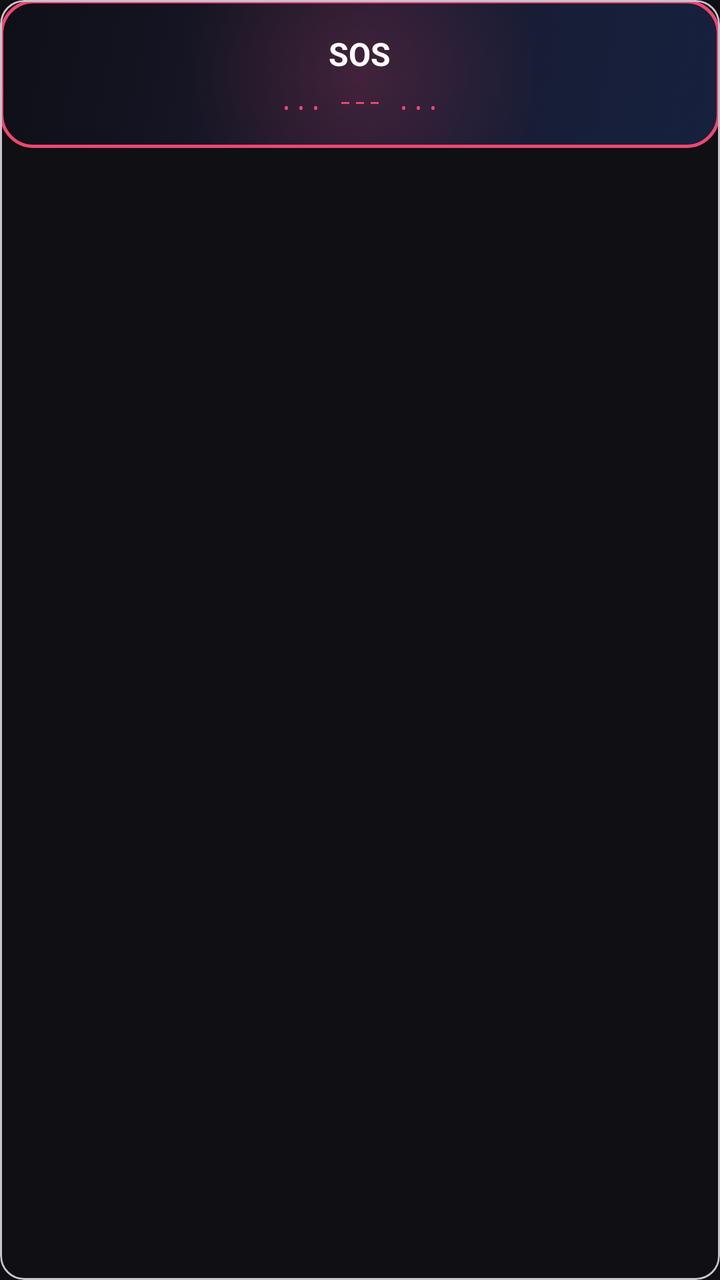
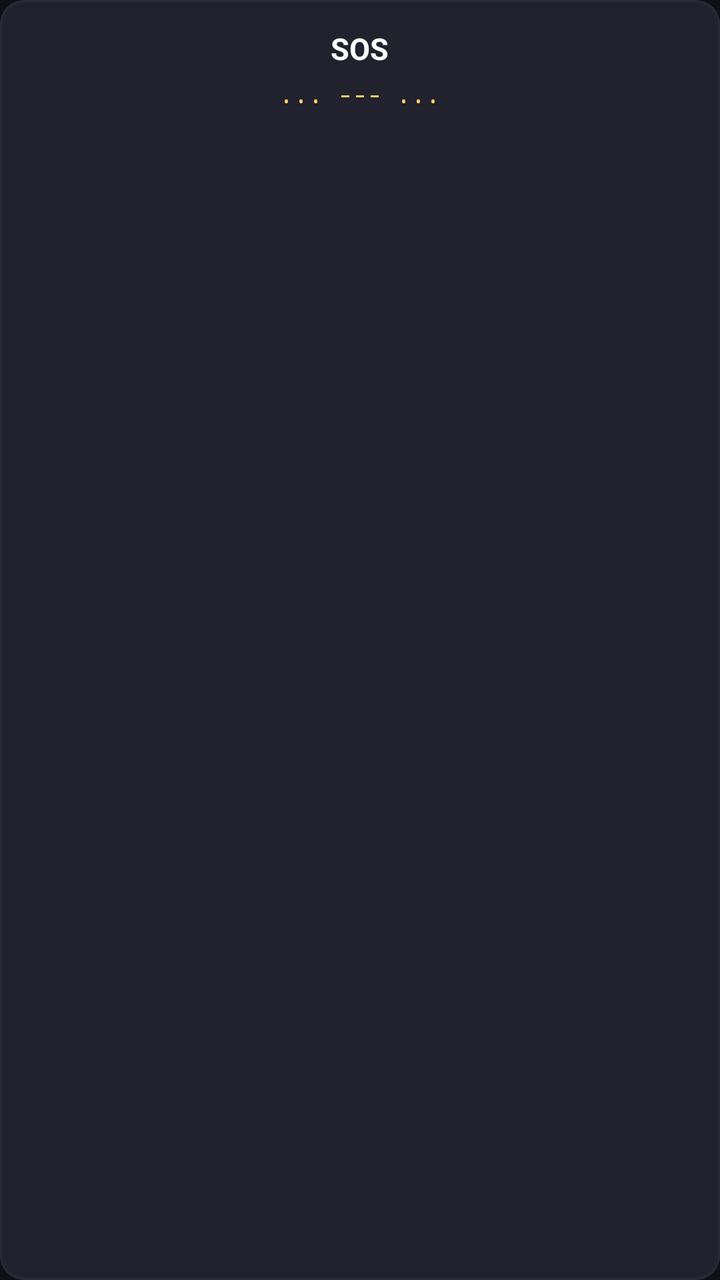

Before-and-after screenshots of an Android layout around one commit, followed by the original layout XML and the change that was made.
<!-- AndroidManifest.xml: application theme Theme.FlashNow -->
<!-- res/layout/item_emergency_signal.xml -->
<?xml version="1.0" encoding="utf-8"?>
<com.google.android.material.card.MaterialCardView xmlns:android="http://schemas.android.com/apk/res/android"
    xmlns:app="http://schemas.android.com/apk/res-auto"
    android:layout_width="match_parent"
    android:layout_height="wrap_content"
    app:cardBackgroundColor="@android:color/transparent" 
    app:cardCornerRadius="12dp"
    app:cardElevation="0dp"
    android:clickable="true"
    android:focusable="true">

    <LinearLayout
        android:layout_width="match_parent"
        android:layout_height="wrap_content"
        android:background="@drawable/selector_button_sos" 
        android:orientation="vertical"
        android:padding="16dp"
        android:gravity="center">

        <TextView
            android:id="@+id/tv_signal_name"
            android:layout_width="wrap_content"
            android:layout_height="wrap_content"
            android:text="SOS"
            android:textColor="@color/white"
            android:textSize="16sp"
            android:textStyle="bold" />

        <TextView
            android:id="@+id/tv_morse_code"
            android:layout_width="wrap_content"
            android:layout_height="wrap_content"
            android:text="... --- ..."
            android:textColor="#FFEF476F"
            android:textSize="12sp"
            android:fontFamily="monospace"
            android:layout_marginTop="4dp" />

    </LinearLayout>

</com.google.android.material.card.MaterialCardView>
<!-- resources referenced by this layout -->
<resources>
  <color name="white">#FFFFFFFF</color>
  <!-- drawable selector_button_sos (drawable) -->
  <?xml version="1.0" encoding="utf-8"?>
  <selector xmlns:android="http://schemas.android.com/apk/res/android">
      <item android:state_selected="true" android:drawable="@drawable/bg_button_sos_selected" />
      <item android:state_pressed="true" android:drawable="@drawable/bg_button_sos_selected" />
      <item android:drawable="@drawable/bg_button_sos" />
  </selector>
  <style name="Theme.FlashNow" parent="Base.Theme.FlashNow" />
  <!-- drawable bg_button_sos_selected (drawable) -->
  <?xml version="1.0" encoding="utf-8"?>
  <ripple xmlns:android="http://schemas.android.com/apk/res/android"
      android:color="#60EF476F">
      <item>
          <shape android:shape="rectangle">
              <gradient
                  android:type="linear"
                  android:angle="135"
                  android:startColor="#FFEF476F"
                  android:endColor="#FFC44569" />
              <corners android:radius="16dp" />
              <stroke
                  android:width="2dp"
                  android:color="#FFFF7B9C" />
          </shape>
      </item>
  </ripple>
  <!-- drawable bg_button_sos (drawable) -->
  <?xml version="1.0" encoding="utf-8"?>
  <ripple xmlns:android="http://schemas.android.com/apk/res/android"
      android:color="#30EF476F">
      <item>
          <shape android:shape="rectangle">
              <gradient
                  android:type="linear"
                  android:angle="135"
                  android:startColor="#FF16213E"
                  android:centerColor="#FF1A1A2E"
                  android:endColor="#FF0F0F17" />
              <corners android:radius="16dp" />
              <stroke
                  android:width="1.5dp"
                  android:color="#FFEF476F" />
          </shape>
      </item>
      <item>
          <shape android:shape="rectangle">
              <gradient
                  android:type="radial"
                  android:gradientRadius="120%"
                  android:centerX="0.5"
                  android:centerY="0.5"
                  android:startColor="#30EF476F"
                  android:endColor="#00EF476F" />
              <corners android:radius="16dp" />
          </shape>
      </item>
  </ripple>
  <style name="Base.Theme.FlashNow" parent="Theme.Material3.DayNight.NoActionBar">
          
          <item name="android:windowBackground">@color/fn_bg_dark</item>
          <item name="android:colorBackground">@color/fn_bg_dark</item>
          <item name="colorSurface">@color/fn_surface_level_1</item>
          <item name="colorPrimary">@color/fn_primary_blue</item>
          <item name="colorSecondary">@color/fn_accent_amber</item>
  
          
          <item name="toolbarStyle">@style/App.Toolbar</item>
  
          
          <item name="android:statusBarColor">@color/fn_bg_dark</item>
          <item name="android:navigationBarColor">@color/fn_bg_dark</item>
  
          
          <item name="android:windowLightStatusBar" tools:targetApi="m">false</item>
  
          
          <item name="popupTheme">@style/App.PopupMenuTheme</item>
      </style>
  <color name="fn_bg_dark">#FF0F0F14</color>
  <color name="fn_surface_level_1">#FF181820</color>
  <color name="fn_primary_blue">#FF00E5FF</color>
  <color name="fn_accent_amber">#FFFFD166</color>
  <style name="App.Toolbar" parent="Widget.Material3.Toolbar">
          <item name="android:background">@color/fn_bg_dark</item>
      </style>
  <style name="App.PopupMenuTheme" parent="ThemeOverlay.Material3.Dark">
          <item name="colorSurface">@color/fn_surface_level_1</item>
      </style>
</resources>

<!-- the commit's change to res/layout/item_emergency_signal.xml (unified diff, before → after) -->
@@ -3,18 +3,20 @@
     xmlns:app="http://schemas.android.com/apk/res-auto"
     android:layout_width="match_parent"
     android:layout_height="wrap_content"
-    app:cardBackgroundColor="@android:color/transparent" 
+    app:cardBackgroundColor="@color/fn_surface_level_2"
     app:cardCornerRadius="12dp"
     app:cardElevation="0dp"
+    app:strokeColor="@color/fn_border_subtle"
+    app:strokeWidth="1dp"
+    app:rippleColor="#2000E5FF"
     android:clickable="true"
     android:focusable="true">
 
     <LinearLayout
         android:layout_width="match_parent"
         android:layout_height="wrap_content"
-        android:background="@drawable/selector_button_sos" 
         android:orientation="vertical"
-        android:padding="16dp"
+        android:padding="14dp"
         android:gravity="center">
 
         <TextView
@@ -22,8 +24,8 @@
             android:layout_width="wrap_content"
             android:layout_height="wrap_content"
             android:text="SOS"
-            android:textColor="@color/white"
-            android:textSize="16sp"
+            android:textColor="@color/fn_text_primary"
+            android:textSize="15sp"
             android:textStyle="bold" />
 
         <TextView
@@ -31,7 +33,7 @@
             android:layout_width="wrap_content"
             android:layout_height="wrap_content"
             android:text="... --- ..."
-            android:textColor="#FFEF476F"
+            android:textColor="@color/fn_accent_amber"
             android:textSize="12sp"
             android:fontFamily="monospace"
             android:layout_marginTop="4dp" />
<!-- resource entries referenced after the edit -->
@@ -1,63 +1,6 @@
 <!-- resources referenced by this layout -->
 <resources>
-  <color name="white">#FFFFFFFF</color>
-  <!-- drawable selector_button_sos (drawable) -->
-  <?xml version="1.0" encoding="utf-8"?>
-  <selector xmlns:android="http://schemas.android.com/apk/res/android">
-      <item android:state_selected="true" android:drawable="@drawable/bg_button_sos_selected" />
-      <item android:state_pressed="true" android:drawable="@drawable/bg_button_sos_selected" />
-      <item android:drawable="@drawable/bg_button_sos" />
-  </selector>
   <style name="Theme.FlashNow" parent="Base.Theme.FlashNow" />
-  <!-- drawable bg_button_sos_selected (drawable) -->
-  <?xml version="1.0" encoding="utf-8"?>
-  <ripple xmlns:android="http://schemas.android.com/apk/res/android"
-      android:color="#60EF476F">
-      <item>
-          <shape android:shape="rectangle">
-              <gradient
-                  android:type="linear"
-                  android:angle="135"
-                  android:startColor="#FFEF476F"
-                  android:endColor="#FFC44569" />
-              <corners android:radius="16dp" />
-              <stroke
-                  android:width="2dp"
-                  android:color="#FFFF7B9C" />
-          </shape>
-      </item>
-  </ripple>
-  <!-- drawable bg_button_sos (drawable) -->
-  <?xml version="1.0" encoding="utf-8"?>
-  <ripple xmlns:android="http://schemas.android.com/apk/res/android"
-      android:color="#30EF476F">
-      <item>
-          <shape android:shape="rectangle">
-              <gradient
-                  android:type="linear"
-                  android:angle="135"
-                  android:startColor="#FF16213E"
-                  android:centerColor="#FF1A1A2E"
-                  android:endColor="#FF0F0F17" />
-              <corners android:radius="16dp" />
-              <stroke
-                  android:width="1.5dp"
-                  android:color="#FFEF476F" />
-          </shape>
-      </item>
-      <item>
-          <shape android:shape="rectangle">
-              <gradient
-                  android:type="radial"
-                  android:gradientRadius="120%"
-                  android:centerX="0.5"
-                  android:centerY="0.5"
-                  android:startColor="#30EF476F"
-                  android:endColor="#00EF476F" />
-              <corners android:radius="16dp" />
-          </shape>
-      </item>
-  </ripple>
   <style name="Base.Theme.FlashNow" parent="Theme.Material3.DayNight.NoActionBar">
           
           <item name="android:windowBackground">@color/fn_bg_dark</item>
@@ -83,6 +26,9 @@
   <color name="fn_surface_level_1">#FF181820</color>
   <color name="fn_primary_blue">#FF00E5FF</color>
   <color name="fn_accent_amber">#FFFFD166</color>
+  <color name="fn_border_subtle">#FF2A2A38</color>
+  <color name="fn_surface_level_2">#FF22222E</color>
+  <color name="fn_text_primary">#FFFFFFFF</color>
   <style name="App.Toolbar" parent="Widget.Material3.Toolbar">
           <item name="android:background">@color/fn_bg_dark</item>
       </style>
